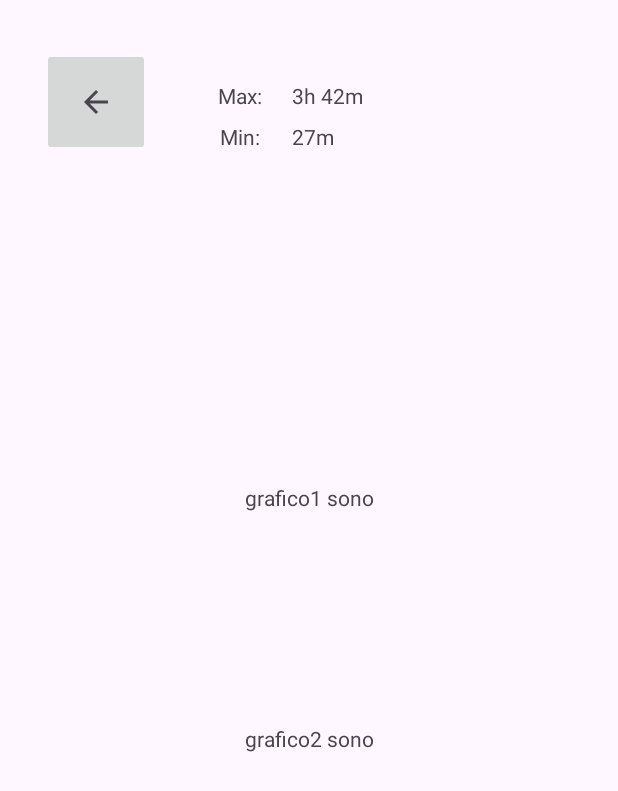
After one commit to Catadordegames/SoninhoTech, an Android app: the relatorio_sono_activity screen opened directly, with no data from a screen before it, on a phone screen of 412 x 824 dp. The commit adds this screen. Shown: the top 791 px of the screen. Run offline under Robolectric (Android 15) with nearby library versions, the phone set to English and light mode, and no system bars.

Commit message:
Relatorios + Intents + Gradle Downgrade
- Layout base dos relatorios
- Intents para navegar entra tela principal e relatorios
- Downgrade da versão do Gradle para compatibilidade com a versão do AS instalada nos laboratorios do ceub

```diff
--- a/app/src/main/AndroidManifest.xml
+++ b/app/src/main/AndroidManifest.xml
@@ -13,7 +13,7 @@
         android:theme="@style/Theme.SoninhoTech"
         tools:targetApi="31">
         <activity
-            android:name=".MainActivity"
+            android:name=".tela_principal_activity"
             android:exported="true">
             <intent-filter>
                 <action android:name="android.intent.action.MAIN" />
@@ -21,6 +21,8 @@
                 <category android:name="android.intent.category.LAUNCHER" />
             </intent-filter>
         </activity>
+        <activity android:name=".relatorio_sono_activity"/>
+        <activity android:name=".relatorio_alimentacao_activity"/>
     </application>
 
 </manifest>
--- /dev/null
+++ b/app/src/main/java/com/example/soninhotech/relatorio_sono_activity.java
@@ -0,0 +1,21 @@
+package com.example.soninhotech;
+
+import android.content.Intent;
+import android.os.Bundle;
+import android.widget.ImageButton;
+
+import androidx.appcompat.app.AppCompatActivity;
+
+public class relatorio_sono_activity extends AppCompatActivity {
+
+    @Override
+    protected void onCreate(Bundle savedInstanceState) {
+        super.onCreate(savedInstanceState);
+        setContentView(R.layout.relatorio_sono_activity);
+
+        ImageButton btnBack = findViewById(R.id.btn_back);
+        btnBack.setOnClickListener(v -> {
+            finish();
+        });
+    }
+}
--- /dev/null
+++ b/app/src/main/res/layout/relatorio_sono_activity.xml
@@ -0,0 +1,83 @@
+<?xml version="1.0" encoding="utf-8"?>
+<androidx.constraintlayout.widget.ConstraintLayout xmlns:android="http://schemas.android.com/apk/res/android"
+    xmlns:app="http://schemas.android.com/apk/res-auto"
+    xmlns:tools="http://schemas.android.com/tools"
+    android:layout_width="match_parent"
+    android:layout_height="match_parent">
+
+    <ImageButton
+        android:id="@+id/btn_back"
+        android:layout_width="72dp"
+        android:layout_height="72dp"
+        android:layout_marginStart="28dp"
+        android:layout_marginTop="32dp"
+        app:layout_constraintStart_toStartOf="parent"
+        app:layout_constraintTop_toTopOf="parent"
+        app:srcCompat="?attr/homeAsUpIndicator"
+        android:contentDescription="@string/back"/>
+
+    <TextView
+        android:id="@+id/textView_max"
+        android:layout_width="wrap_content"
+        android:layout_height="wrap_content"
+        android:text="@string/max"
+        app:layout_constraintBottom_toBottomOf="parent"
+        app:layout_constraintEnd_toEndOf="parent"
+        app:layout_constraintHorizontal_bias="0.38"
+        app:layout_constraintStart_toStartOf="parent"
+        app:layout_constraintTop_toTopOf="parent"
+        app:layout_constraintVertical_bias="0.067" />
+
+    <TextView
+        android:id="@+id/textView_min"
+        android:layout_width="wrap_content"
+        android:layout_height="wrap_content"
+        android:layout_marginTop="8dp"
+        android:text="@string/min"
+        app:layout_constraintStart_toStartOf="@+id/textView_max"
+        app:layout_constraintEnd_toEndOf="@+id/textView_max"
+        app:layout_constraintTop_toBottomOf="@+id/textView_max" />
+
+    <TextView
+        android:id="@+id/textView_max_value"
+        android:layout_width="wrap_content"
+        android:layout_height="wrap_content"
+        android:layout_marginStart="20dp"
+        android:text="3h 42m"
+        app:layout_constraintStart_toEndOf="@+id/textView_max"
+        app:layout_constraintTop_toTopOf="@+id/textView_max"
+        app:layout_constraintBottom_toBottomOf="@+id/textView_max"
+        />
+
+    <TextView
+        android:id="@+id/textView_min_value"
+        android:layout_width="wrap_content"
+        android:layout_height="wrap_content"
+        android:text="27m"
+        app:layout_constraintStart_toStartOf="@+id/textView_max_value"
+        app:layout_constraintTop_toTopOf="@+id/textView_min"
+        app:layout_constraintBottom_toBottomOf="@+id/textView_min"
+        />
+
+    <TextView
+        android:id="@+id/textView6"
+        android:layout_width="wrap_content"
+        android:layout_height="wrap_content"
+        android:text="grafico1 sono"
+        app:layout_constraintBottom_toBottomOf="parent"
+        app:layout_constraintEnd_toEndOf="parent"
+        app:layout_constraintStart_toStartOf="parent"
+        app:layout_constraintTop_toTopOf="parent"
+        app:layout_constraintVertical_bias="0.4" />
+
+    <TextView
+        android:id="@+id/textView7"
+        android:layout_width="wrap_content"
+        android:layout_height="wrap_content"
+        android:text="grafico2 sono"
+        app:layout_constraintBottom_toBottomOf="parent"
+        app:layout_constraintEnd_toEndOf="parent"
+        app:layout_constraintStart_toStartOf="parent"
+        app:layout_constraintTop_toTopOf="parent"
+        app:layout_constraintVertical_bias="0.6" />
+</androidx.constraintlayout.widget.ConstraintLayout>
--- a/app/src/main/res/values/strings.xml
+++ b/app/src/main/res/values/strings.xml
@@ -9,4 +9,7 @@
     <string name="baby_age">Idade bebê:</string>
     <string name="logoff">Sair</string>
     <string name="avatar">Foto</string>
+    <string name="max">Max:</string>
+    <string name="min">Min:</string>
+    <string name="back">Voltar</string>
 </resources>
--- a/gradle/libs.versions.toml
+++ b/gradle/libs.versions.toml
@@ -1,5 +1,5 @@
 [versions]
-agp = "8.9.2"
+agp = "8.8.0"
 junit = "4.13.2"
 junitVersion = "1.2.1"
 espressoCore = "3.6.1"
```
Also changed, not shown: app/src/main/java/com/example/soninhotech/relatorio_alimentacao_activity.java (added, +21 -0 lines), app/src/main/java/com/example/soninhotech/tela_principal_activity.java (added, +34 -0 lines), app/src/main/res/layout/relatorio_alimentacao_activity.xml (added, +83 -0 lines).
